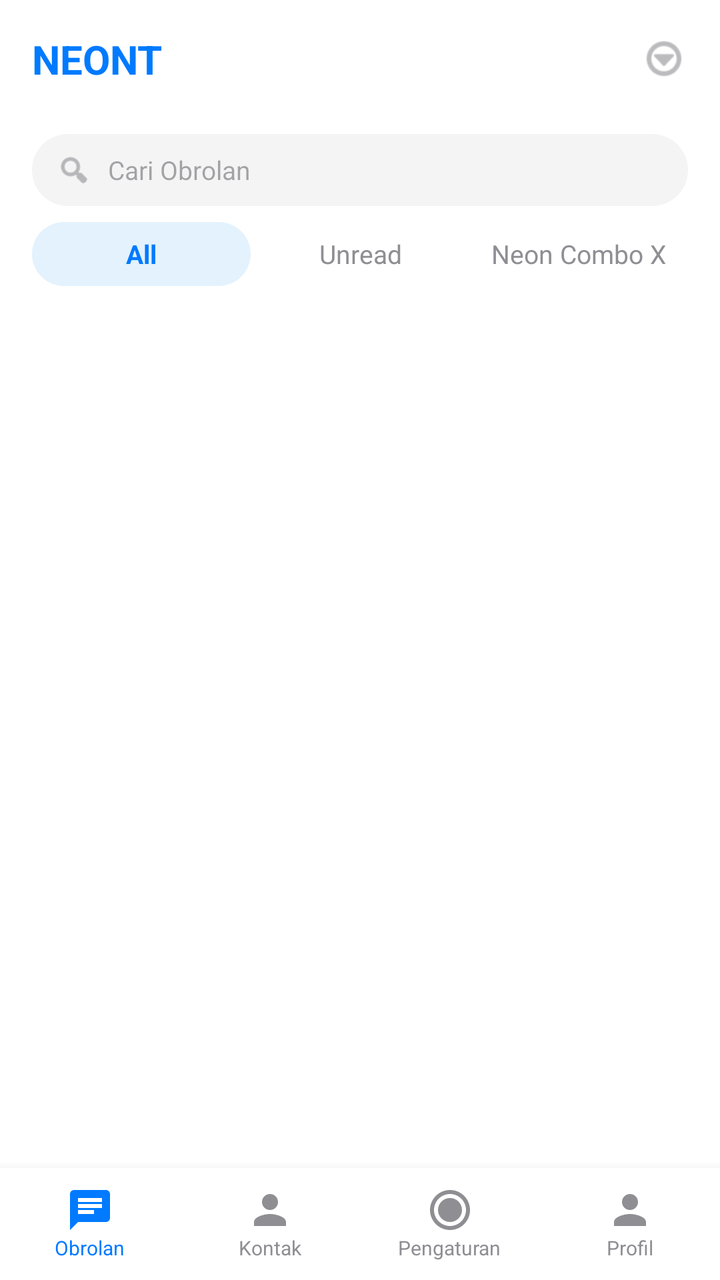
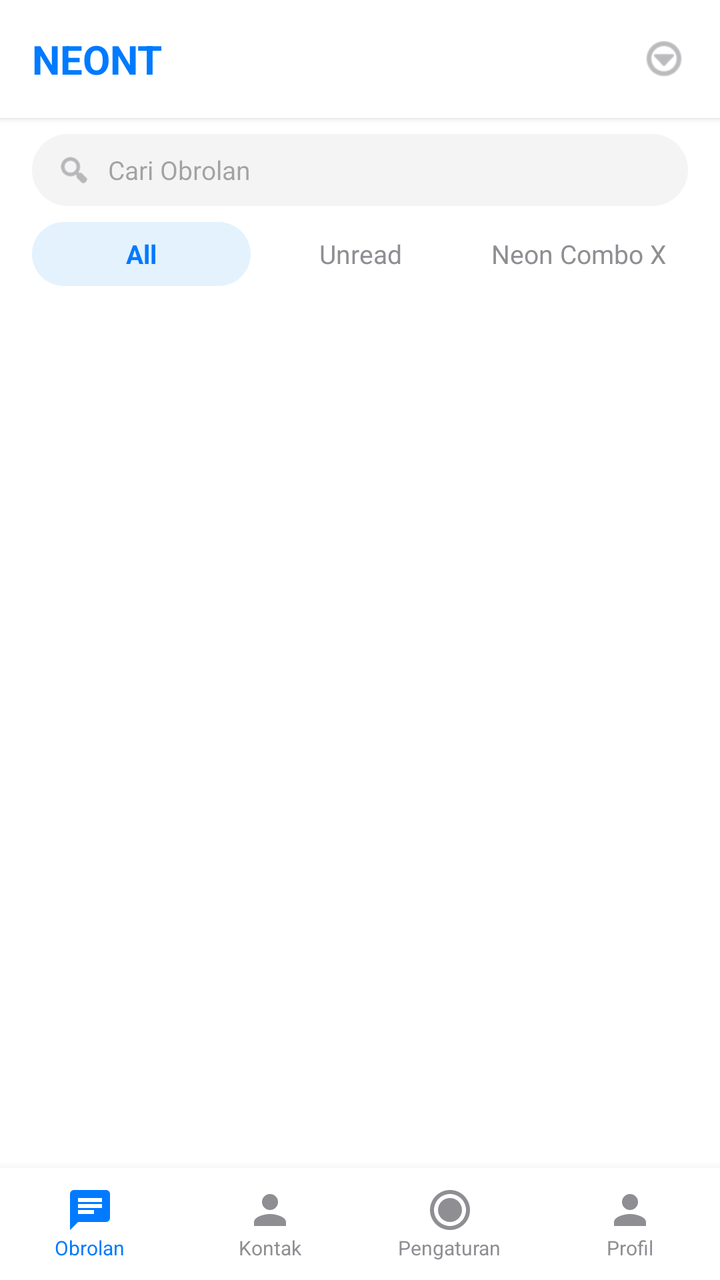

The first picture is an Android layout as it rendered before a commit; the second is the same layout after the commit. The layout source and the unified diff follow.
<!-- AndroidManifest.xml: application theme Theme.Material3.Light.NoActionBar -->
<!-- res/layout/activity_home.xml -->
<?xml version="1.0" encoding="utf-8"?>
<androidx.coordinatorlayout.widget.CoordinatorLayout
    xmlns:android="http://schemas.android.com/apk/res/android"
    xmlns:app="http://schemas.android.com/apk/res-auto"
    android:layout_width="match_parent"
    android:layout_height="match_parent"
    android:background="@color/tg_bg">

    
    <LinearLayout
        android:layout_width="match_parent"
        android:layout_height="match_parent"
        android:orientation="vertical"
        app:layout_behavior="@string/appbar_scrolling_view_behavior">

        
        <LinearLayout android:id="@+id/headerHome" android:layout_width="match_parent" android:layout_height="wrap_content"
            android:orientation="horizontal" android:padding="16dp" android:gravity="center_vertical">
            <TextView android:layout_width="0dp" android:layout_height="wrap_content" android:layout_weight="1"
                android:text="NEONT" android:textColor="@color/tg_blue" android:textSize="20sp" android:textStyle="bold"/>
            <ImageView android:id="@+id/btnMenuTop" android:layout_width="24dp" android:layout_height="24dp"
                android:src="@android:drawable/ic_menu_more" app:tint="@color/tg_text_gray"/>
        </LinearLayout>

        
        <LinearLayout android:id="@+id/layoutSearch" android:layout_width="match_parent" android:layout_height="36dp"
            android:background="@drawable/bg_search_telegram" android:orientation="horizontal"
            android:gravity="center_vertical" android:paddingStart="12dp" android:paddingEnd="12dp"
            android:layout_marginStart="16dp" android:layout_marginEnd="16dp" android:layout_marginTop="8dp">

            <ImageView android:layout_width="18dp" android:layout_height="18dp"
                android:src="@android:drawable/ic_menu_search" app:tint="@color/tg_text_gray"/>

            <EditText android:id="@+id/etSearchHome" android:layout_width="0dp" android:layout_height="match_parent"
                android:layout_weight="1" android:hint="Cari Obrolan" android:background="@android:color/transparent"
                android:paddingStart="8dp" android:textColor="@color/tg_text" android:textSize="13sp" android:inputType="text"
                android:importantForAutofill="no" android:focusable="true" android:focusableInTouchMode="true"/>
        </LinearLayout>

        
        <LinearLayout android:id="@+id/layoutTabs" android:layout_width="match_parent" android:layout_height="32dp"
            android:orientation="horizontal" android:layout_marginStart="16dp" android:layout_marginEnd="16dp"
            android:layout_marginTop="8dp">

            <TextView android:id="@+id/tabAll" android:layout_width="0dp" android:layout_height="match_parent" android:layout_weight="1"
                android:text="All" android:gravity="center" android:textColor="@color/tg_blue"
                android:textStyle="bold" android:textSize="13sp" android:background="@drawable/bg_tab_active"/>

            <TextView android:id="@+id/tabUnread" android:layout_width="0dp" android:layout_height="match_parent" android:layout_weight="1"
                android:text="Unread" android:gravity="center" android:textColor="@color/tg_text_gray" android:textSize="13sp"/>

            <TextView android:id="@+id/tabNeon" android:layout_width="0dp" android:layout_height="match_parent" android:layout_weight="1"
                android:text="Neon Combo X" android:gravity="center" android:textColor="@color/tg_text_gray" android:textSize="13sp"/>
        </LinearLayout>

        
        <androidx.recyclerview.widget.RecyclerView android:id="@+id/rvChats"
            android:layout_width="match_parent" android:layout_height="0dp" android:layout_weight="1"
            android:layout_marginTop="8dp" />
    </LinearLayout>

    
    <LinearLayout android:id="@+id/bottomNav" android:layout_width="match_parent" android:layout_height="56dp"
        android:background="@color/tg_bg" android:elevation="8dp" android:orientation="horizontal"
        android:layout_gravity="bottom">

        <LinearLayout android:layout_width="0dp" android:layout_height="match_parent" android:layout_weight="1" android:orientation="vertical" android:gravity="center" android:background="?attr/selectableItemBackground">
            <ImageView android:id="@+id/btnNavChat" android:layout_width="24dp" android:layout_height="24dp" android:src="@drawable/ic_wa_chat" app:tint="@color/tg_blue"/>
            <TextView android:layout_width="wrap_content" android:layout_height="wrap_content" android:text="Obrolan" android:textSize="10sp" android:textColor="@color/tg_blue"/>
        </LinearLayout>

        <LinearLayout android:layout_width="0dp" android:layout_height="match_parent" android:layout_weight="1" android:orientation="vertical" android:gravity="center" android:background="?attr/selectableItemBackground">
            <ImageView android:id="@+id/btnNavContacts" android:layout_width="24dp" android:layout_height="24dp" android:src="@drawable/ic_wa_profile" app:tint="@color/tg_text_gray"/>
            <TextView android:layout_width="wrap_content" android:layout_height="wrap_content" android:text="Kontak" android:textSize="10sp" android:textColor="@color/tg_text_gray"/>
        </LinearLayout>

        <LinearLayout android:layout_width="0dp" android:layout_height="match_parent" android:layout_weight="1" android:orientation="vertical" android:gravity="center" android:background="?attr/selectableItemBackground">
            <ImageView android:id="@+id/btnNavSettings" android:layout_width="24dp" android:layout_height="24dp" android:src="@drawable/ic_wa_status" app:tint="@color/tg_text_gray"/>
            <TextView android:layout_width="wrap_content" android:layout_height="wrap_content" android:text="Pengaturan" android:textSize="10sp" android:textColor="@color/tg_text_gray"/>
        </LinearLayout>

        <LinearLayout android:layout_width="0dp" android:layout_height="match_parent" android:layout_weight="1" android:orientation="vertical" android:gravity="center" android:background="?attr/selectableItemBackground">
            <ImageView android:id="@+id/btnNavProfile" android:layout_width="24dp" android:layout_height="24dp" android:src="@drawable/ic_wa_profile" app:tint="@color/tg_text_gray"/>
            <TextView android:layout_width="wrap_content" android:layout_height="wrap_content" android:text="Profil" android:textSize="10sp" android:textColor="@color/tg_text_gray"/>
        </LinearLayout>
    </LinearLayout>

    
    <TextView android:id="@+id/tvBadge" android:layout_width="20dp" android:layout_height="20dp"
        android:background="@drawable/bg_badge" android:text="0" android:textColor="#FFFFFF"
        android:textSize="10sp" android:textStyle="bold" android:gravity="center"
        android:visibility="gone"
        android:layout_gravity="bottom|start"
        android:layout_marginStart="24dp"
        android:layout_marginBottom="32dp"/>
</androidx.coordinatorlayout.widget.CoordinatorLayout>
<!-- resources referenced by this layout -->
<resources>
  <color name="tg_bg">#FFFFFF</color>
  <color name="tg_blue">#007AFF</color>
  <color name="tg_text">#000000</color>
  <color name="tg_text_gray">#8E8E93</color>
  <!-- drawable bg_badge (drawable) -->
  <?xml version="1.0" encoding="utf-8"?>
  <shape xmlns:android="http://schemas.android.com/apk/res/android" android:shape="oval">
      <solid android:color="#FF3B30" />
  </shape>
  <!-- drawable bg_search_telegram (drawable) -->
  <?xml version="1.0" encoding="utf-8"?>
  <shape xmlns:android="http://schemas.android.com/apk/res/android">
      <solid android:color="@color/tg_bg_gray" />
      <corners android:radius="20dp" />
  </shape>
  <!-- drawable bg_tab_active (drawable) -->
  <?xml version="1.0" encoding="utf-8"?>
  <shape xmlns:android="http://schemas.android.com/apk/res/android">
      <solid android:color="#E3F2FD" />
      <corners android:radius="20dp" />
  </shape>
  <!-- drawable ic_wa_chat (drawable) -->
  <vector xmlns:android="http://schemas.android.com/apk/res/android" android:width="24dp" android:height="24dp" android:viewportWidth="24" android:viewportHeight="24">
      <path android:fillColor="#000000" android:pathData="M20,2H4c-1.1,0 -2,0.9 -2,2v18l4,-4h14c1.1,0 2,-0.9 2,-2V4c0,-1.1 -0.9,-2 -2,-2zM6,9h12v2H6V9zM14,14H6v-2h8V14zM18,8H6V6h12V8z"/>
  </vector>
  <!-- drawable ic_wa_profile (drawable) -->
  <vector xmlns:android="http://schemas.android.com/apk/res/android" android:width="24dp" android:height="24dp" android:viewportWidth="24" android:viewportHeight="24">
      <path android:fillColor="#000000" android:pathData="M12,12c2.21,0 4,-1.79 4,-4s-1.79,-4 -4,-4 -4,1.79 -4,4 1.79,4 4,4zM12,14c-2.67,0 -8,1.34 -8,4v2h16v-2c0,-2.66 -5.33,-4 -8,-4z"/>
  </vector>
  <!-- drawable ic_wa_status (drawable) -->
  <vector xmlns:android="http://schemas.android.com/apk/res/android" android:width="24dp" android:height="24dp" android:viewportWidth="24" android:viewportHeight="24">
      <path android:fillColor="#000000" android:pathData="M12,2C6.48,2 2,6.48 2,12s4.48,10 10,10 10,-4.48 10,-10S17.52,2 12,2zM12,20c-4.41,0 -8,-3.59 -8,-8s3.59,-8 8,-8 8,3.59 8,8 -3.59,8 -8,8zM12,6c-3.31,0 -6,2.69 -6,6s2.69,6 6,6 6,-2.69 6,-6 -2.69,-6 -6,-6z"/>
  </vector>
  <color name="tg_bg_gray">#F4F4F5</color>
</resources>

<!-- the commit's change to res/layout/activity_home.xml (unified diff, before → after) -->
@@ -14,7 +14,7 @@
         app:layout_behavior="@string/appbar_scrolling_view_behavior">
 
         
-        <LinearLayout android:id="@+id/headerHome" android:layout_width="match_parent" android:layout_height="wrap_content"
+        <LinearLayout android:id="@+id/headerHome" android:elevation="2dp" android:background="#FFFFFF" android:layout_width="match_parent" android:layout_height="wrap_content"
             android:orientation="horizontal" android:padding="16dp" android:gravity="center_vertical">
             <TextView android:layout_width="0dp" android:layout_height="wrap_content" android:layout_weight="1"
                 android:text="NEONT" android:textColor="@color/tg_blue" android:textSize="20sp" android:textStyle="bold"/>
@@ -34,7 +34,7 @@
             <EditText android:id="@+id/etSearchHome" android:layout_width="0dp" android:layout_height="match_parent"
                 android:layout_weight="1" android:hint="Cari Obrolan" android:background="@android:color/transparent"
                 android:paddingStart="8dp" android:textColor="@color/tg_text" android:textSize="13sp" android:inputType="text"
-                android:importantForAutofill="no" android:focusable="true" android:focusableInTouchMode="true"/>
+                android:importantForAutofill="no" android:focusable="false"/>
         </LinearLayout>
 
         
